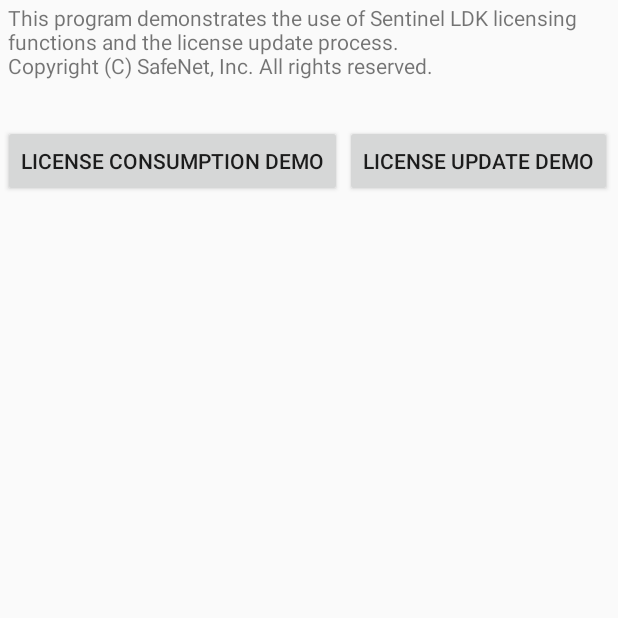
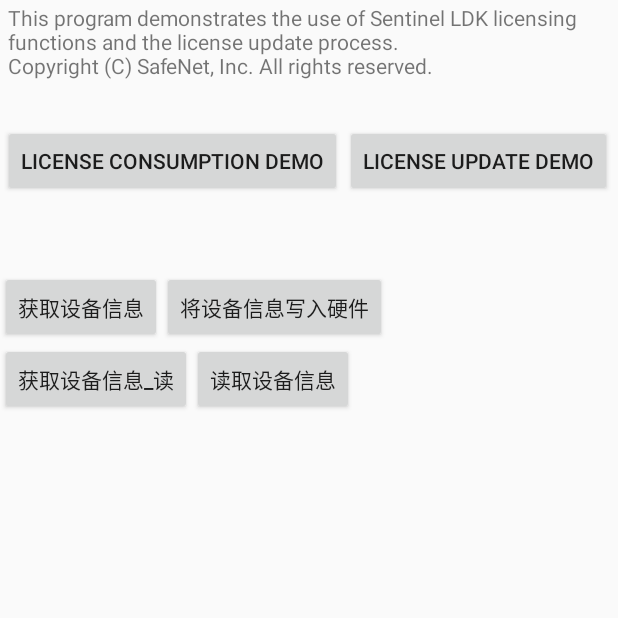
Before and after one commit to 06110902002/JiaMi, an Android app: the screen it shows after launch (HaspDemo), on a phone screen of 412 x 824 dp, the top half of it. Run offline under Robolectric (Android 15) with nearby library versions, the phone set to English and light mode, and no system bars; 1 statement that could not run was skipped.

Commit message:
处理加密流程

```diff
--- a/app/src/main/res/layout/activity_demo.xml
+++ b/app/src/main/res/layout/activity_demo.xml
@@ -35,9 +35,51 @@
 	<TextView
 	    android:id="@+id/tv"
 	    android:layout_width="fill_parent"
-	    android:layout_height="fill_parent"
+	    android:layout_height="wrap_content"
 	    android:layout_below="@+id/demo"
 	    android:layout_marginLeft="10dp"
 	    android:layout_marginTop="30dp" />
 
+	<LinearLayout
+		android:id="@+id/write"
+		android:layout_below="@+id/tv"
+		android:layout_width="match_parent"
+		android:layout_height="wrap_content"
+		android:orientation="horizontal">
+
+		<Button
+			android:id="@+id/btn_getdevice_info"
+			android:layout_width="wrap_content"
+			android:layout_height="wrap_content"
+			android:text="获取设备信息"/>
+
+		<Button
+			android:id="@+id/btn_write_info"
+			android:layout_width="wrap_content"
+			android:layout_height="wrap_content"
+			android:text="将设备信息写入硬件"/>
+
+	</LinearLayout>
+
+
+	<LinearLayout
+		android:layout_below="@+id/write"
+		android:layout_width="match_parent"
+		android:layout_height="wrap_content"
+		android:orientation="horizontal">
+
+		<Button
+			android:id="@+id/btn_getdevice_info2"
+			android:layout_width="wrap_content"
+			android:layout_height="wrap_content"
+			android:text="获取设备信息_读"/>
+
+		<Button
+			android:id="@+id/btn_read_info"
+			android:layout_width="wrap_content"
+			android:layout_height="wrap_content"
+			android:text="读取设备信息"/>
+
+	</LinearLayout>
+
 </RelativeLayout>
```
Also changed, not shown: app/src/main/java/com/HaspDemo/HaspDemo.java (+80 -2 lines).
